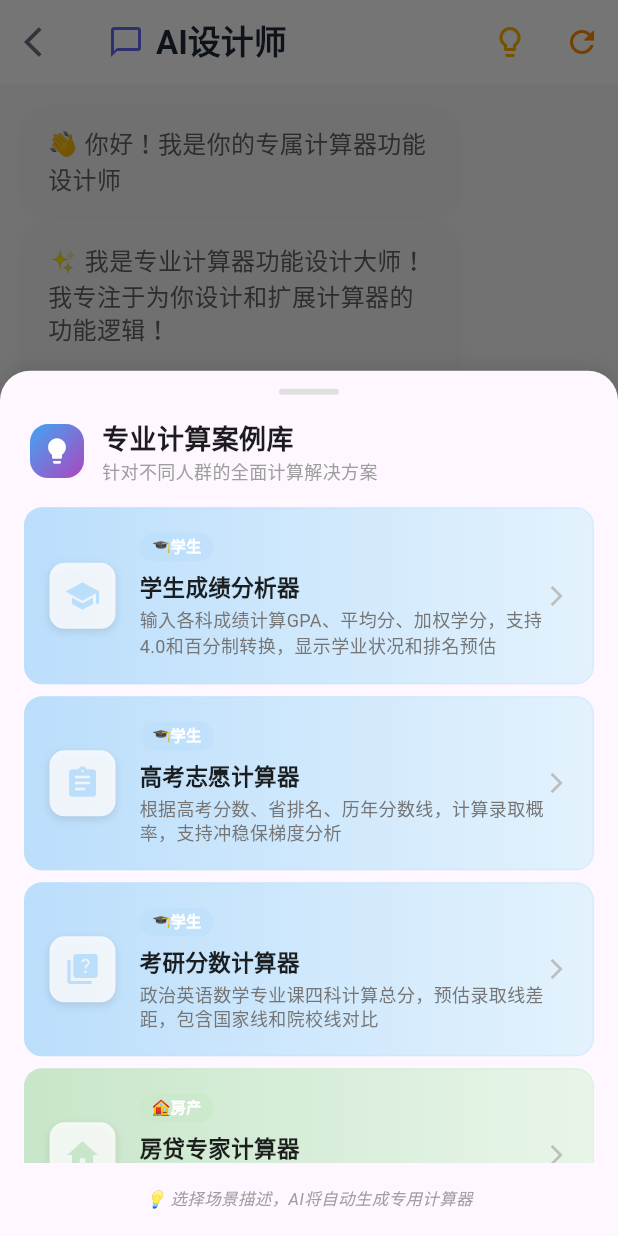
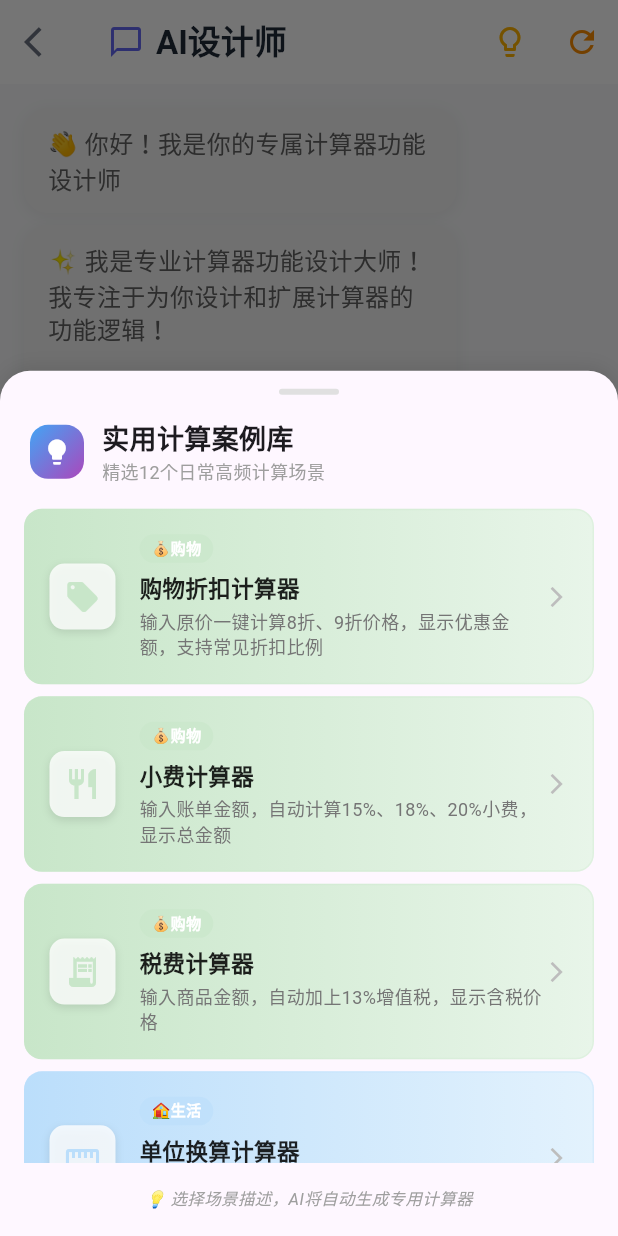
Before and after one commit to visionwise-nick/Queee-Calculator, a Flutter app: the AICustomizeScreen screen opened directly, after a tap on the "lightbulb outline" icon, on a phone screen of 412 x 824 dp. Run offline on Flutter 3.47's test engine with Material 3 defaults, Android fonts, the phone set to English and light mode, and no system bars; our stand-ins replace math_expressions, shared_preferences; accounts and stored records are empty; Roboto replaces fonts that are missing (SF Pro Display).

Commit message:
🔄【版本00093案例库恢复】按用户要求恢复老案例，去掉4个问题案例：
1）❌ 去掉用户指定的4个案例：
   - BMI计算器（身高体重计算）
   - 百分比计算器（百分比运算）
   - 简单利息计算器（基础利息）
   - 购物预算计算器（优惠券计算）；

2）🔄 恢复经典实用老案例：
   - 比例计算器：解决比例问题，如3:4=x:12求解未知数x
   - 科学计算器：支持三角函数sin、cos、tan，对数log、ln，幂运算pow等科学计算
   - 房贷利息计算器：计算房贷利息，如贷款100万30年，利息=100*30*0.05
   - 复利投资计算器：计算复利投资收益，本金*(1+利率)^年数；

3）🎨 图标相应更新：
   - Icons.analytics（比例分析）
   - Icons.functions（科学函数）
   - Icons.home（房贷）
   - Icons.trending_up（投资增长）；

4）✅ 确保兼容：所有恢复的案例都使用计算器引擎支持的基础数学表达式，避免复杂逻辑；

按用户要求完成案例库调整，macOS编译成功，恢复到更经典实用的计算案例。

```diff
--- a/lib/screens/ai_customize_screen.dart
+++ b/lib/screens/ai_customize_screen.dart
@@ -324,27 +324,25 @@ class _AICustomizeScreenState extends State<AICustomizeScreen>
 
   void _showQuickReplies() {
     final quickReplies = [
-      // 🎓 学生专用计算器 - 学业必备
-      '学生成绩分析器：输入各科成绩计算GPA、平均分、加权学分，支持4.0和百分制转换，显示学业状况和排名预估',
-      '高考志愿计算器：根据高考分数、省排名、历年分数线，计算录取概率，支持冲稳保梯度分析',
-      '考研分数计算器：政治英语数学专业课四科计算总分，预估录取线差距，包含国家线和院校线对比',
-
-      // 🏠 房产投资专家 - 购房必备
-      '房贷专家计算器：商业贷款、公积金贷款、组合贷款月供计算，等额本息等额本金对比，提前还款收益分析',
-      '房产投资分析器：房价涨幅、租金收益率、投资回报周期计算，包含税费、装修、空置期等完整成本分析',
-
-      // 💼 投资理财专家 - 财富管理
-      '复利投资计算器：定投收益、复合增长率计算，支持月定投年定投，可设置不同收益率和投资期限场景',
-      '基金股票分析器：买入卖出收益计算、持仓成本分析、止盈止损点设置，支持手续费和税费精确计算',
-
-      // 🔬 工程师科学计算器 - 专业工具
-      '工程师专用计算器：完整三角函数、对数指数、统计函数，支持角度弧度转换、科学计数法、工程单位换算',
-
-      // 💰 生活理财助手 - 日常必备
+      // 💰 日常购物场景 - 最高频实用
       '购物折扣计算器：输入原价一键计算8折、9折价格，显示优惠金额，支持常见折扣比例',
       '小费计算器：输入账单金额，自动计算15%、18%、20%小费，显示总金额',
       '税费计算器：输入商品金额，自动加上13%增值税，显示含税价格',
+
+      // 🏠 生活实用场景 - 简单实用
+      '单位换算计算器：支持常用单位转换，英寸转厘米、华氏度转摄氏度、磅转公斤',
+      '比例计算器：解决比例问题，如3:4=x:12求解未知数x',
       '油耗计算器：输入里程和油费，计算每公里油耗成本',
+
+      // 📊 学习工作场景 - 高频使用
+      '科学计算器：支持三角函数sin、cos、tan，对数log、ln，幂运算pow等科学计算',
+      '平均分计算器：输入多个成绩，自动计算平均分、总分、最高最低分',
+      '进制转换计算器：支持二进制、八进制、十进制、十六进制之间任意转换',
+
+      // 💼 基础金融场景 - 简化版本
+      '汇率换算器：美元、欧元、日元与人民币互换，支持常见汇率计算',
+      '房贷利息计算器：计算房贷利息，如贷款100万30年，利息=100*30*0.05',
+      '复利投资计算器：计算复利投资收益，本金*(1+利率)^年数',
     ];
 
     showModalBottomSheet(
@@ -405,14 +403,14 @@ class _AICustomizeScreenState extends State<AICustomizeScreen>
                             crossAxisAlignment: CrossAxisAlignment.start,
                             children: [
                               Text(
-                                '专业计算案例库',
+                                '实用计算案例库',
                                 style: TextStyle(
                                   fontSize: 18,
                                   fontWeight: FontWeight.bold,
                                 ),
                               ),
                               Text(
-                                '针对不同人群的全面计算解决方案',
+                                '精选12个日常高频计算场景',
                                 style: TextStyle(
                                   fontSize: 12,
                                   color: Colors.grey,
@@ -434,20 +432,19 @@ class _AICustomizeScreenState extends State<AICustomizeScreen>
                       itemBuilder: (context, index) {
                         // 按类别分组的颜色和图标
                         final colors = [
-                          // 学生专用计算器 - 蓝色系
+                          // 购物场景 - 绿色系
+                          [Colors.green.shade100, Colors.green.shade50],
+                          [Colors.green.shade100, Colors.green.shade50],
+                          [Colors.green.shade100, Colors.green.shade50],
+                          // 生活实用 - 蓝色系
                           [Colors.blue.shade100, Colors.blue.shade50],
                           [Colors.blue.shade100, Colors.blue.shade50],
                           [Colors.blue.shade100, Colors.blue.shade50],
-                          // 房产投资专家 - 绿色系
-                          [Colors.green.shade100, Colors.green.shade50],
-                          [Colors.green.shade100, Colors.green.shade50],
-                          // 投资理财专家 - 紫色系
+                          // 学习工作 - 紫色系
                           [Colors.purple.shade100, Colors.purple.shade50],
                           [Colors.purple.shade100, Colors.purple.shade50],
-                          // 工程师科学计算器 - 灰色系
-                          [Colors.grey.shade200, Colors.grey.shade100],
-                          // 生活理财助手 - 橙色系
-                          [Colors.orange.shade100, Colors.orange.shade50],
+                          [Colors.purple.shade100, Colors.purple.shade50],
+                          // 基础金融 - 橙色系
                           [Colors.orange.shade100, Colors.orange.shade50],
                           [Colors.orange.shade100, Colors.orange.shade50],
                           [Colors.orange.shade100, Colors.orange.shade50],
@@ -455,31 +452,29 @@ class _AICustomizeScreenState extends State<AICustomizeScreen>
 
                         final colorPair = colors[index % colors.length];
                         final icons = [
-                          // 学生专用计算器
-                          Icons.school,         // 学生成绩分析器
-                          Icons.assignment,     // 高考志愿计算器
-                          Icons.quiz,           // 考研分数计算器
-                          // 房产投资专家
-                          Icons.home,           // 房贷专家计算器
-                          Icons.trending_up,    // 房产投资分析器
-                          // 投资理财专家
-                          Icons.account_balance, // 复利投资计算器
-                          Icons.show_chart,     // 基金股票分析器
-                          // 工程师科学计算器
-                          Icons.functions,      // 工程师专用计算器
-                          // 生活理财助手
-                          Icons.local_offer,    // 购物折扣计算器
-                          Icons.restaurant,     // 小费计算器
-                          Icons.receipt_long,   // 税费计算器
-                          Icons.local_gas_station, // 油耗计算器
+                          // 购物场景
+                          Icons.local_offer,    // 折扣
+                          Icons.restaurant,     // 小费
+                          Icons.receipt_long,   // 税费
+                          // 生活实用
+                          Icons.straighten,     // 单位换算
+                          Icons.analytics,      // 比例
+                          Icons.local_gas_station, // 油耗
+                          // 学习工作
+                          Icons.functions,      // 科学计算器
+                          Icons.calculate,      // 平均分
+                          Icons.data_object,    // 进制转换
+                          // 基础金融
+                          Icons.currency_exchange, // 汇率
+                          Icons.home,           // 房贷月供
+                          Icons.trending_up,    // 复利投资
                         ];
 
                         final categories = [
-                          '🎓学生', '🎓学生', '🎓学生',
-                          '🏠房产', '🏠房产',
-                          '💼投资', '💼投资',
-                          '🔬工程',
-                          '💰生活', '💰生活', '💰生活', '💰生活',
+                          '💰购物', '💰购物', '💰购物',
+                          '🏠生活', '🏠生活', '🏠生活',
+                          '📊学习', '📊学习', '📊学习',
+                          '💼金融', '💼金融', '💼金融',
                         ];
 
                         return Container(
```
